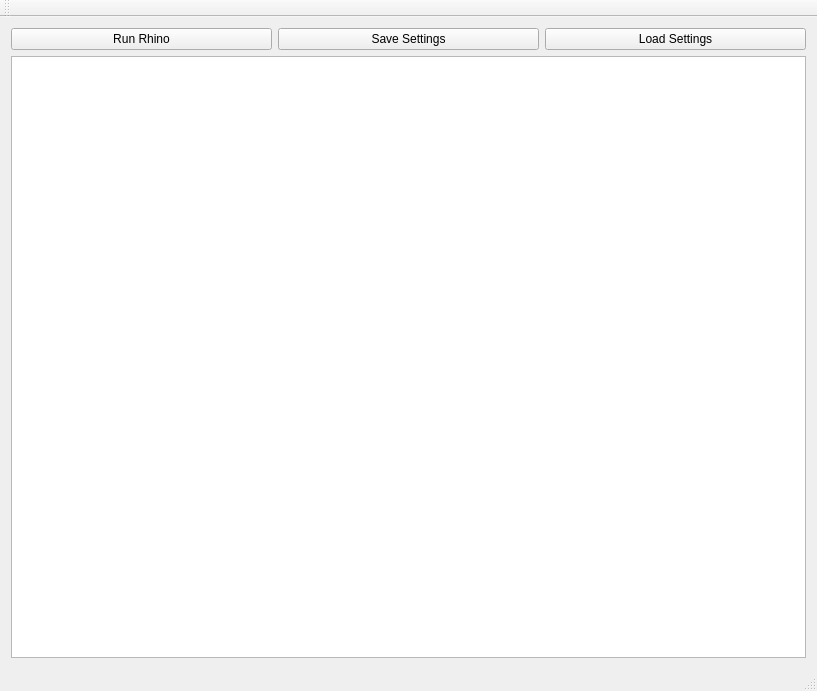
emorywalrus/RhinoLink7, file QTUI/qtui.ui: the form before one commit.
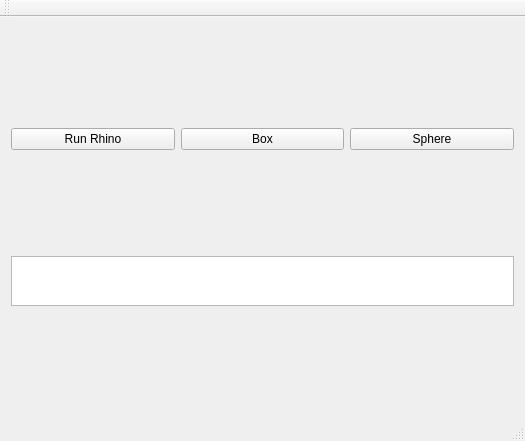
The form after the commit.

What changed in the file:
```diff
--- a/QTUI/qtui.ui
+++ b/QTUI/qtui.ui
@@ -6,8 +6,8 @@
    <rect>
     <x>0</x>
     <y>0</y>
-    <width>817</width>
-    <height>691</height>
+    <width>525</width>
+    <height>441</height>
    </rect>
   </property>
   <property name="sizePolicy">
@@ -27,6 +27,19 @@
     </sizepolicy>
    </property>
    <layout class="QGridLayout" name="gridLayout">
+    <item row="1" column="2">
+     <widget class="QPushButton" name="boxButton">
+      <property name="sizePolicy">
+       <sizepolicy hsizetype="Minimum" vsizetype="Fixed">
+        <horstretch>0</horstretch>
+        <verstretch>0</verstretch>
+       </sizepolicy>
+      </property>
+      <property name="text">
+       <string>Box</string>
+      </property>
+     </widget>
+    </item>
     <item row="4" column="1" colspan="3">
      <layout class="QVBoxLayout" name="verticalLayout">
       <property name="sizeConstraint">
@@ -34,8 +47,11 @@
       </property>
       <item>
        <widget class="QTextBrowser" name="retBox">
+        <property name="enabled">
+         <bool>true</bool>
+        </property>
         <property name="sizePolicy">
-         <sizepolicy hsizetype="Expanding" vsizetype="Minimum">
+         <sizepolicy hsizetype="Expanding" vsizetype="Fixed">
           <horstretch>0</horstretch>
           <verstretch>0</verstretch>
          </sizepolicy>
@@ -43,13 +59,13 @@
         <property name="minimumSize">
          <size>
           <width>0</width>
-          <height>100</height>
+          <height>0</height>
          </size>
         </property>
         <property name="maximumSize">
          <size>
           <width>16777215</width>
-          <height>16777215</height>
+          <height>50</height>
          </size>
         </property>
        </widget>
@@ -69,23 +85,10 @@
       </property>
      </widget>
     </item>
-    <item row="1" column="2">
-     <widget class="QPushButton" name="saveButton">
-      <property name="sizePolicy">
-       <sizepolicy hsizetype="Minimum" vsizetype="Fixed">
-        <horstretch>0</horstretch>
-        <verstretch>0</verstretch>
-       </sizepolicy>
-      </property>
-      <property name="text">
-       <string>Save Settings</string>
-      </property>
-     </widget>
-    </item>
     <item row="1" column="3">
      <widget class="QPushButton" name="loadButton">
       <property name="text">
-       <string>Load Settings</string>
+       <string>Sphere</string>
       </property>
      </widget>
     </item>
```
Left out of the diff: 4 changed lines with no effect on the pictures.
